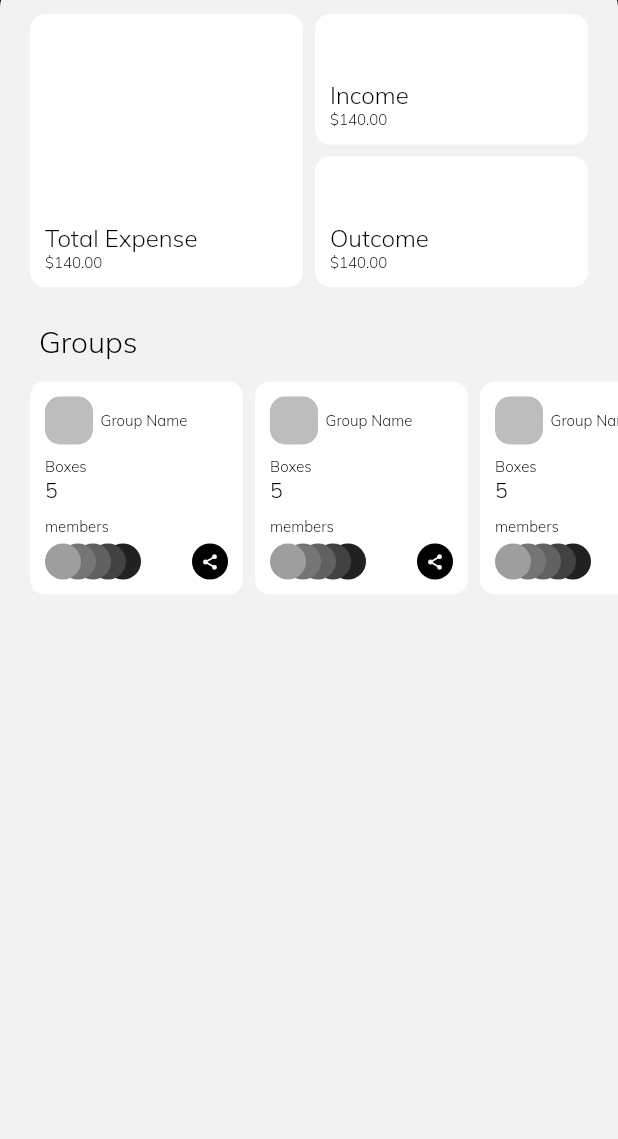
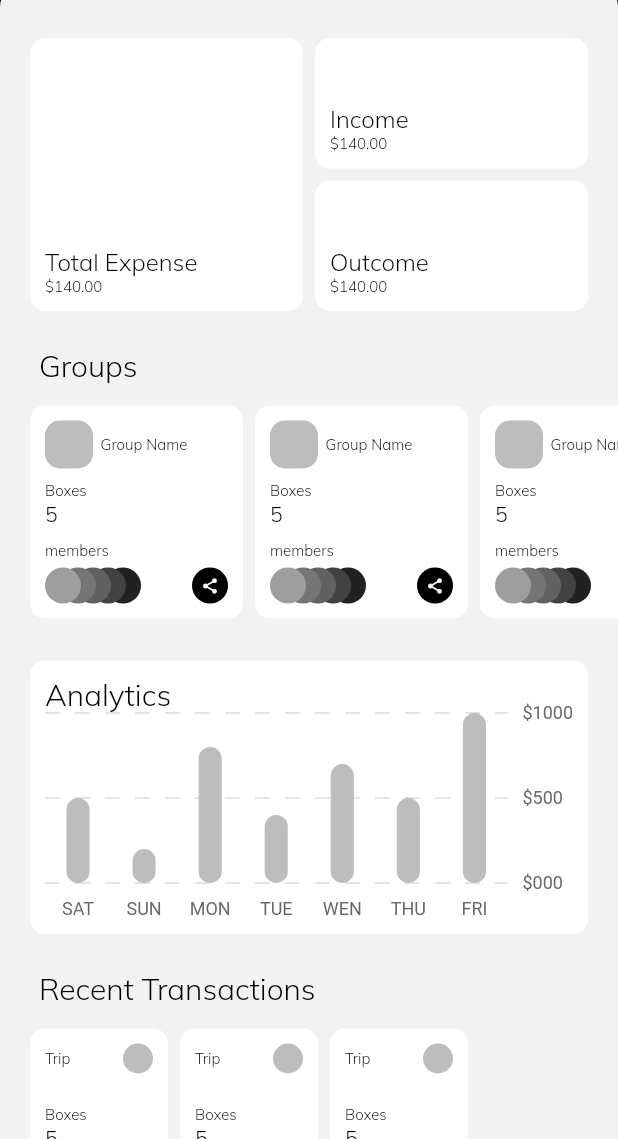
Before and after one commit to aliazimoshan/dongi, a Flutter app: the HomePage screen opened directly, on a phone screen of 412 x 824 dp, the part 97-1236 px from its top. Run offline on Flutter 3.47's test engine with Material 2 defaults, Android fonts, the light colour scheme and no system bars; our stand-ins replace flutter_svg, hooks_riverpod, syncfusion_flutter_charts.

Commit message:
finish weeklyAnalytic page and widget

```diff
--- a/lib/app/home/home_page.dart
+++ b/lib/app/home/home_page.dart
@@ -10,12 +10,16 @@ class HomePage extends ConsumerWidget with HomeWidget {
   Widget build(BuildContext context, WidgetRef ref) {
     return Scaffold(
       appBar: AppBarWidget(),
-      body: Column(
+      body: ListView(
         children: [
+          const SizedBox(height: 16),
           expenseSummery(),
           const SizedBox(height: 20),
           recentGroup(),
           const SizedBox(height: 20),
+          weeklyAnalytic(context),
+          const SizedBox(height: 20),
+          recentTransaction(),
         ],
       ),
     );
--- a/lib/app/home/home_widget.dart
+++ b/lib/app/home/home_widget.dart
@@ -1,3 +1,5 @@
+import 'package:dongi/constants/size_config.dart';
+import 'package:syncfusion_flutter_charts/charts.dart';
 import 'package:flutter/material.dart';
 import '../../constants/font_config.dart';
 import '../../widgets/card/card.dart';
@@ -268,4 +270,183 @@ class HomeWidget {
       ),
     );
   }
+
+  weeklyAnalytic(context) {
+    final List<ChartData> chartData = <ChartData>[
+      ChartData(x: "SAT", y: 5),
+      ChartData(x: "SUN", y: 2),
+      ChartData(x: "MON", y: 8),
+      ChartData(x: "TUE", y: 4),
+      ChartData(x: "WEN", y: 7),
+      ChartData(x: "THU", y: 5),
+      ChartData(x: "FRI", y: 10),
+    ];
+
+    chartWidget() {
+      return SizedBox(
+        height: SizeConfig.width(context) / 3,
+        child: SfCartesianChart(
+          margin: EdgeInsets.only(),
+          plotAreaBorderWidth: 0,
+          primaryYAxis: CategoryAxis(
+            //isVisible: false,
+            //labelStyle: const TextStyle(color: Colors.white),
+            axisLine: const AxisLine(width: 0),
+            //labelPosition: ChartDataLabelPosition.inside,
+            majorTickLines: const MajorTickLines(width: 0),
+            majorGridLines: const MajorGridLines(width: 1, dashArray: [10]),
+            opposedPosition: true,
+            maximum: 10,
+            interval: 5,
+            edgeLabelPlacement: EdgeLabelPlacement.hide,
+            axisLabelFormatter: (axisLabelRenderArgs) => ChartAxisLabel(
+              "\$${axisLabelRenderArgs.text}00",
+              FontConfig.overline(),
+            ),
+            //isVisible: false,
+          ),
+          primaryXAxis: CategoryAxis(
+            //labelStyle: const TextStyle(color: Colors.white),
+            axisLine: const AxisLine(width: 0),
+            //labelPosition: ChartDataLabelPosition.inside,
+            majorTickLines: const MajorTickLines(width: 0),
+            majorGridLines: const MajorGridLines(width: 0),
+          ),
+          series: <ChartSeries<ChartData, String>>[
+            ColumnSeries<ChartData, String>(
+              animationDuration: 1000,
+              dataSource: chartData,
+              xValueMapper: (ChartData data, _) => data.x,
+              yValueMapper: (ChartData data, _) => data.y,
+              name: 'Unit Sold',
+              borderRadius: BorderRadius.circular(50),
+              spacing: 0.5,
+              color: Colors.grey.shade400,
+            ),
+          ],
+          tooltipBehavior: TooltipBehavior(
+            enable: true,
+            canShowMarker: false,
+            format: 'point.x : point.y\$',
+            header: '',
+          ),
+        ),
+      );
+    }
+
+    return Padding(
+      padding: const EdgeInsets.fromLTRB(16, 0, 16, 0),
+      child: CardWidget(
+        child: Column(
+          crossAxisAlignment: CrossAxisAlignment.start,
+          children: [
+            Text(
+              "Analytics",
+              style: FontConfig.h6(),
+            ),
+            chartWidget(),
+          ],
+        ),
+      ),
+    );
+  }
+
+  recentTransaction() {
+    return Column(
+      children: [
+        _recentTransactionsTitle(),
+        _recentTransactionsCardList(),
+      ],
+    );
+  }
+
+  _recentTransactionsTitle() {
+    return Padding(
+      padding: const EdgeInsets.fromLTRB(26, 0, 10, 10),
+      child: Row(
+        children: [
+          Text(
+            "Recent Transactions",
+            style: FontConfig.h6(),
+          ),
+        ],
+      ),
+    );
+  }
+
+  _recentTransactionsCardList() {
+    return SizedBox(
+      height: 100,
+      child: ListView(
+        scrollDirection: Axis.horizontal,
+        children: [
+          const SizedBox(width: 16),
+          _recentTransactionsCard(),
+          _recentTransactionsCard(),
+          _recentTransactionsCard(),
+        ],
+      ),
+    );
+  }
+
+  _recentTransactionsCard() {
+    boxCount() {
+      return Column(
+        crossAxisAlignment: CrossAxisAlignment.start,
+        children: [
+          Text(
+            "Boxes",
+            style: FontConfig.overline().copyWith(
+              fontWeight: FontWeight.w400,
+            ),
+          ),
+          Text(
+            "5",
+            style: FontConfig.body2(),
+          ),
+        ],
+      );
+    }
+
+    return CardWidget(
+      child: AspectRatio(
+        aspectRatio: 1,
+        child: Column(
+          mainAxisAlignment: MainAxisAlignment.spaceBetween,
+          crossAxisAlignment: CrossAxisAlignment.start,
+          children: [
+            //group name widget
+            Row(
+              mainAxisAlignment: MainAxisAlignment.spaceBetween,
+              children: [
+                Text(
+                  "Trip",
+                  style: FontConfig.overline().copyWith(
+                    fontWeight: FontWeight.w400,
+                  ),
+                ),
+                Container(
+                  width: 20,
+                  height: 20,
+                  decoration: BoxDecoration(
+                    color: Colors.grey.shade400,
+                    shape: BoxShape.circle,
+                  ),
+                ),
+              ],
+            ),
+            //box count
+            boxCount(),
+            //member row
+          ],
+        ),
+      ),
+    );
+  }
 }
+
+class ChartData {
+  ChartData({this.x, this.y});
+  final String? x;
+  final double? y;
+}
```
